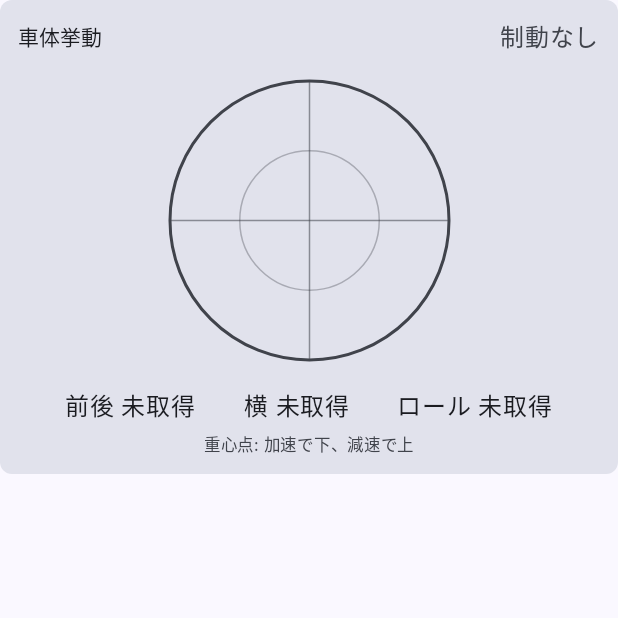
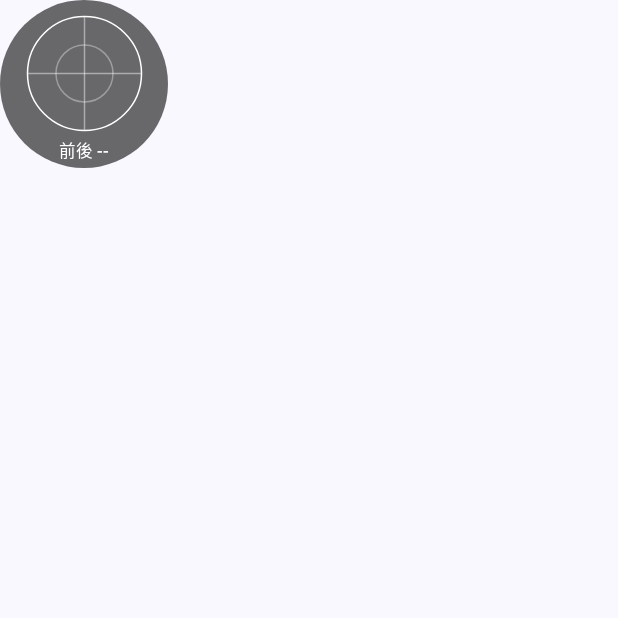
Before and after one commit to shimoe/GNSS_IMU_logger, an Android app built with Jetpack Compose: the composable VehicleDynamicsHud called with empty values, on a phone screen of 412 x 824 dp, the top half of it. Run offline under Robolectric (Android 15) with nearby library versions, the light colour scheme and no system bars.

Commit message:
fix: #9 軌跡枠内へHUDを統合して再生操作を上部へ配置
軌跡、車体挙動、再生操作をスクロールせず確認しやすくするため。

- HUDを軌跡枠の右上へ重ねて表示
- HUDを112 dpへ小型化
- 軌跡表示を240 dpへ縮小
- 再生位置とタイムスライダーを軌跡直下へ配置
- 再生、一時停止、再生速度変更を上部へ維持
- セッション解析サマリーを操作系の下へ移動
- 推定制動区間と開始位置の表示を維持

```diff
--- a/app/src/main/java/com/example/gnss_imu_logger/ui/playback/VehicleDynamicsHud.kt
+++ b/app/src/main/java/com/example/gnss_imu_logger/ui/playback/VehicleDynamicsHud.kt
@@ -2,13 +2,10 @@ package com.example.gnss_imu_logger.ui.playback
 
 import androidx.compose.foundation.Canvas
 import androidx.compose.foundation.background
-import androidx.compose.foundation.layout.Arrangement
-import androidx.compose.foundation.layout.Box
 import androidx.compose.foundation.layout.Column
-import androidx.compose.foundation.layout.Row
-import androidx.compose.foundation.layout.fillMaxWidth
 import androidx.compose.foundation.layout.padding
 import androidx.compose.foundation.layout.size
+import androidx.compose.foundation.shape.CircleShape
 import androidx.compose.material3.MaterialTheme
 import androidx.compose.material3.Text
 import androidx.compose.runtime.Composable
@@ -16,7 +13,6 @@ import androidx.compose.ui.Alignment
 import androidx.compose.ui.Modifier
 import androidx.compose.ui.geometry.Offset
 import androidx.compose.ui.graphics.Color
-import androidx.compose.ui.graphics.Path
 import androidx.compose.ui.graphics.StrokeCap
 import androidx.compose.ui.graphics.drawscope.Stroke
 import androidx.compose.ui.unit.dp
@@ -25,156 +21,62 @@ import kotlin.math.PI
 import kotlin.math.cos
 import kotlin.math.sin
 
-/**
- * 現在時刻のロール角、前後加速度、横加速度、推定制動状態を円形HUDで表示する。
- * 入力: PlaybackSample
- * 出力: 重心移動を模した加速度点とロール角マーカー
- */
+/** 軌跡枠内へ重ねる小型の車体挙動HUD。 */
 @Composable
-internal fun VehicleDynamicsHud(
-    sample: PlaybackSample?,
-    modifier: Modifier = Modifier
-) {
-    val longitudinalMps2 = sample?.location?.longitudinalAccelerationMps2
-    val lateralMps2 = sample?.attitude?.lateralAccelerationMps2
-    val rollRad = sample?.attitude?.rollRad?.takeIf { sample.attitude.valid }
+internal fun VehicleDynamicsHud(sample: PlaybackSample?, modifier: Modifier = Modifier) {
+    val longitudinal = sample?.location?.longitudinalAccelerationMps2
+    val lateral = sample?.attitude?.lateralAccelerationMps2
+    val roll = sample?.attitude?.rollRad?.takeIf { sample.attitude.valid }
     val braking = sample?.location?.braking == true
-    val axisColor = MaterialTheme.colorScheme.onSurfaceVariant
+    val axisColor = Color.White
     val pointColor = if (braking) BRAKING_COLOR else MaterialTheme.colorScheme.primary
 
     Column(
         modifier = modifier
-            .fillMaxWidth()
-            .background(
-                color = MaterialTheme.colorScheme.surfaceVariant,
-                shape = MaterialTheme.shapes.small
-            )
-            .padding(12.dp),
-        horizontalAlignment = Alignment.CenterHorizontally,
-        verticalArrangement = Arrangement.spacedBy(6.dp)
+            .size(HUD_SIZE_DP.dp)
+            .background(Color.Black.copy(alpha = 0.58f), CircleShape)
+            .padding(6.dp),
+        horizontalAlignment = Alignment.CenterHorizontally
     ) {
-        Row(
-            modifier = Modifier.fillMaxWidth(),
-            horizontalArrangement = Arrangement.SpaceBetween,
-            verticalAlignment = Alignment.CenterVertically
-        ) {
-            Text("車体挙動", style = MaterialTheme.typography.titleSmall)
-            Text(
-                if (braking) "推定制動中" else "制動なし",
-                color = if (braking) BRAKING_COLOR else axisColor
-            )
-        }
-        Box(contentAlignment = Alignment.Center) {
-            Canvas(modifier = Modifier.size(HUD_SIZE_DP.dp)) {
-                val center = Offset(size.width / 2f, size.height / 2f)
-                val radius = size.minDimension / 2f - 12.dp.toPx()
-                val ringColor = if (braking) BRAKING_COLOR else axisColor
+        Canvas(modifier = Modifier.size(HUD_CANVAS_DP.dp)) {
+            val center = Offset(size.width / 2f, size.height / 2f)
+            val radius = size.minDimension / 2f - 5.dp.toPx()
+            val ringColor = if (braking) BRAKING_COLOR else axisColor
+            drawCircle(ringColor, radius, center, style = Stroke(if (braking) 3.dp.toPx() else 1.dp.toPx()))
+            drawCircle(axisColor.copy(alpha = 0.35f), radius * 0.5f, center, style = Stroke(1.dp.toPx()))
+            drawLine(axisColor.copy(alpha = 0.45f), Offset(center.x - radius, center.y), Offset(center.x + radius, center.y), 1.dp.toPx())
+            drawLine(axisColor.copy(alpha = 0.45f), Offset(center.x, center.y - radius), Offset(center.x, center.y + radius), 1.dp.toPx())
 
+            if (longitudinal != null || lateral != null) {
+                val x = ((lateral ?: 0.0) / ACCELERATION_LIMIT_MPS2).coerceIn(-1.0, 1.0)
+                // 重心移動として、加速時は下、減速時は上へ表示する。
+                val y = ((longitudinal ?: 0.0) / ACCELERATION_LIMIT_MPS2).coerceIn(-1.0, 1.0)
+                val point = Offset(center.x + (radius * x).toFloat(), center.y + (radius * y).toFloat())
+                drawLine(pointColor.copy(alpha = 0.55f), center, point, 2.dp.toPx(), StrokeCap.Round)
+                drawCircle(Color.White, 5.dp.toPx(), point)
+                drawCircle(pointColor, 3.5.dp.toPx(), point)
+            }
+            roll?.let {
+                val angle = -PI / 2.0 + it.coerceIn(-MAXIMUM_ROLL_RAD, MAXIMUM_ROLL_RAD)
                 drawCircle(
-                    color = ringColor,
-                    radius = radius,
-                    center = center,
-                    style = Stroke(width = if (braking) 4.dp.toPx() else 2.dp.toPx())
+                    ROLL_COLOR,
+                    4.dp.toPx(),
+                    Offset(center.x + (cos(angle) * radius).toFloat(), center.y + (sin(angle) * radius).toFloat())
                 )
-                drawCircle(
-                    color = axisColor.copy(alpha = 0.35f),
-                    radius = radius * 0.5f,
-                    center = center,
-                    style = Stroke(width = 1.dp.toPx())
-                )
-                drawLine(
-                    color = axisColor.copy(alpha = 0.55f),
-                    start = Offset(center.x - radius, center.y),
-                    end = Offset(center.x + radius, center.y),
-                    strokeWidth = 1.dp.toPx()
-                )
-                drawLine(
-                    color = axisColor.copy(alpha = 0.55f),
-                    start = Offset(center.x, center.y - radius),
-                    end = Offset(center.x, center.y + radius),
-                    strokeWidth = 1.dp.toPx()
-                )
-
-                if (longitudinalMps2 != null || lateralMps2 != null) {
-                    val xRatio = ((lateralMps2 ?: 0.0) / HUD_ACCELERATION_LIMIT_MPS2)
-                        .coerceIn(-1.0, 1.0)
-                    // 重心移動の表示なので、加速は下、減速は上へ動かす。
-                    val yRatio = ((longitudinalMps2 ?: 0.0) / HUD_ACCELERATION_LIMIT_MPS2)
-                        .coerceIn(-1.0, 1.0)
-                    val point = Offset(
-                        x = center.x + (radius * xRatio).toFloat(),
-                        y = center.y + (radius * yRatio).toFloat()
-                    )
-                    drawLine(
-                        color = pointColor.copy(alpha = 0.55f),
-                        start = center,
-                        end = point,
-                        strokeWidth = 3.dp.toPx(),
-                        cap = StrokeCap.Round
-                    )
-                    drawCircle(
-                        color = Color.White,
-                        radius = 7.dp.toPx(),
-                        center = point
-                    )
-                    drawCircle(
-                        color = pointColor,
-                        radius = 5.dp.toPx(),
-                        center = point
-                    )
-                }
-
-                rollRad?.let { roll ->
-                    val limitedRoll = roll.coerceIn(-MAXIMUM_ROLL_RAD, MAXIMUM_ROLL_RAD)
-                    val angleRad = -PI / 2.0 + limitedRoll
-                    val markerCenter = Offset(
-                        x = center.x + (cos(angleRad) * radius).toFloat(),
-                        y = center.y + (sin(angleRad) * radius).toFloat()
-                    )
-                    val direction = Offset(
-                        x = (center.x - markerCenter.x) / radius,
-                        y = (center.y - markerCenter.y) / radius
-                    )
-                    val tangent = Offset(-direction.y, direction.x)
-                    val tip = markerCenter + direction * 12.dp.toPx()
-                    val baseCenter = markerCenter - direction * 2.dp.toPx()
-                    val path = Path().apply {
-                        moveTo(tip.x, tip.y)
-                        lineTo(
-                            baseCenter.x + tangent.x * 6.dp.toPx(),
-                            baseCenter.y + tangent.y * 6.dp.toPx()
-                        )
-                        lineTo(
-                            baseCenter.x - tangent.x * 6.dp.toPx(),
-                            baseCenter.y - tangent.y * 6.dp.toPx()
-                        )
-                        close()
-                    }
-                    drawPath(path = path, color = ROLL_MARKER_COLOR)
-                }
             }
         }
-        Row(
-            modifier = Modifier.fillMaxWidth(),
-            horizontalArrangement = Arrangement.SpaceEvenly
-        ) {
-            Text("前後 ${longitudinalMps2.hudValue("m/s²")}")
-            Text("横 ${lateralMps2.hudValue("m/s²")}")
-            Text("ロール ${rollRad?.let { "%+.1f°".format(Math.toDegrees(it)) } ?: "未取得"}")
-        }
         Text(
-            "重心点: 加速で下、減速で上",
+            if (braking) "推定制動" else "前後 ${longitudinal?.let { "%+.1f".format(it) } ?: "--"}",
             style = MaterialTheme.typography.labelSmall,
-            color = axisColor
+            color = if (braking) BRAKING_COLOR else Color.White,
+            maxLines = 1
         )
     }
 }
 
-private fun Double?.hudValue(unit: String): String =
-    this?.let { "%+.2f %s".format(it, unit) } ?: "未取得"
-
-private const val HUD_SIZE_DP = 210
-private const val HUD_ACCELERATION_LIMIT_MPS2 = 10.0
+private const val HUD_SIZE_DP = 112
+private const val HUD_CANVAS_DP = 86
+private const val ACCELERATION_LIMIT_MPS2 = 10.0
 private val MAXIMUM_ROLL_RAD = Math.toRadians(60.0)
 private val BRAKING_COLOR = Color(0xFFFF6D00)
-private val ROLL_MARKER_COLOR = Color(0xFF00ACC1)
+private val ROLL_COLOR = Color(0xFF00ACC1)
```
Also changed, not shown: app/src/main/java/com/example/gnss_imu_logger/playback/PlaybackTrack.kt (+7 -24 lines), app/src/main/java/com/example/gnss_imu_logger/ui/playback/PlaybackControls.kt (+10 -3 lines).
